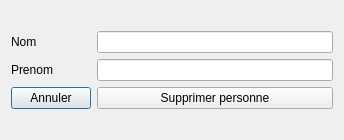
The window that PersonneGUI/supprimerpersonne.ui (philippetrepanier/GIF-1003_TP4) describes before a commit, drawn with Qt 5.
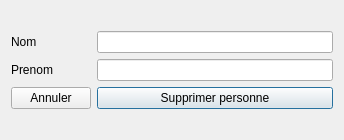
The same window after the commit.

Diff of the .ui file:
```diff
--- a/PersonneGUI/supprimerpersonne.ui
+++ b/PersonneGUI/supprimerpersonne.ui
@@ -37,6 +37,9 @@
          <property name="text">
           <string>Annuler</string>
          </property>
+         <property name="autoDefault">
+          <bool>false</bool>
+         </property>
         </widget>
        </item>
       </layout>
@@ -52,6 +55,9 @@
        <property name="text">
         <string>Supprimer personne</string>
        </property>
+       <property name="default">
+        <bool>true</bool>
+       </property>
       </widget>
      </item>
     </layout>
```
Left out of the diff: 6 changed lines with no effect on the pictures.
